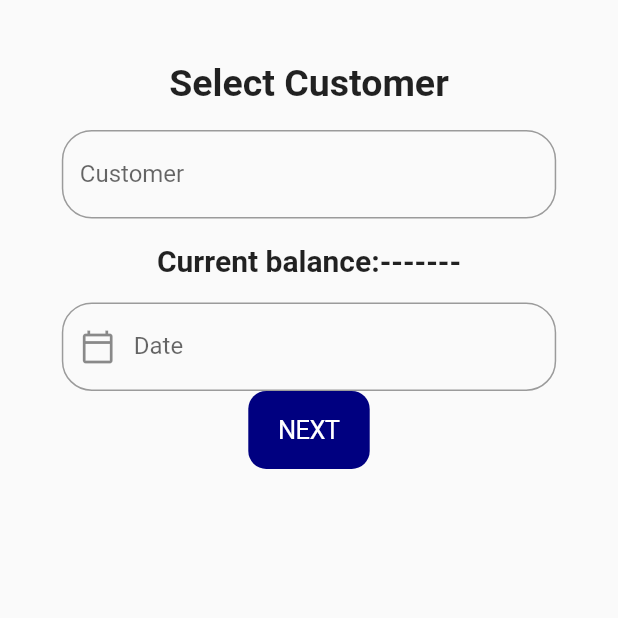
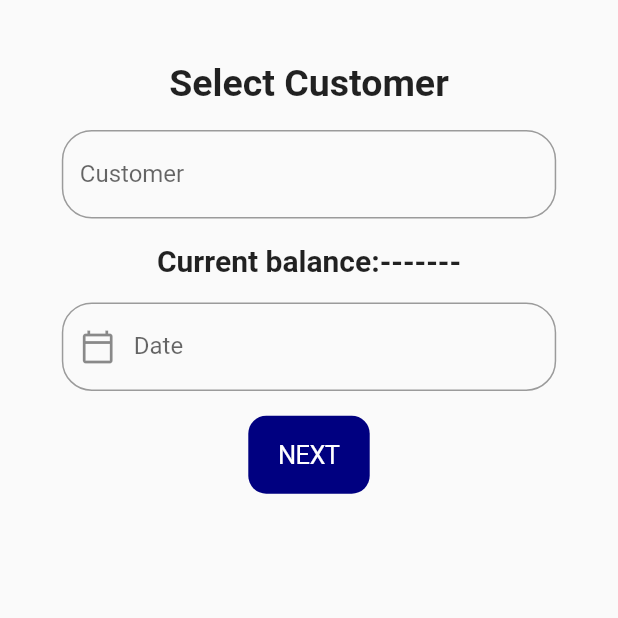
Before and after one commit to abdhanan72/spacc_office, a Flutter app: the CustomerSelect screen opened directly, on a phone screen of 412 x 824 dp, the top half of it. Run offline on Flutter 3.47's test engine with Material 2 defaults, Android fonts, the light colour scheme and no system bars; our stand-ins replace internet_connection_checker, lottie, shared_preferences; missing offline and left inert: open_settings; accounts and stored records are empty.

Commit message:
Payment over

```diff
--- a/lib/Order/selectcusomer.dart
+++ b/lib/Order/selectcusomer.dart
@@ -263,6 +263,7 @@ class _CustomerSelectState extends State<CustomerSelect> {
                     },
                   ),
                 ),
+                SizedBox(height: mediaquery.height*0.02,),
                 CupertinoButton.filled(
                     onPressed: () {
                       if (_formKey.currentState!.validate()) {
```
Also changed, not shown: lib/Order/order.dart (+10 -6 lines).
